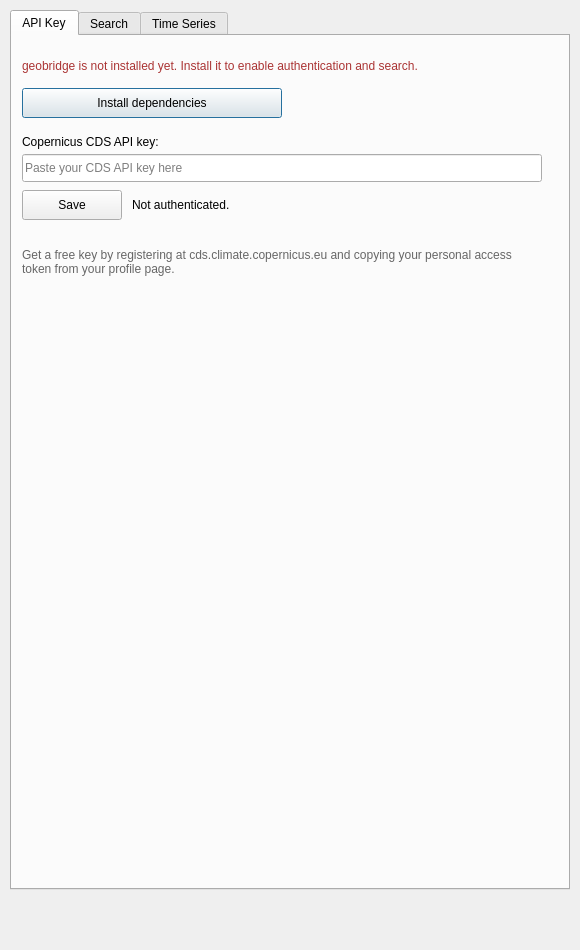
First picture: the form in geobridge_plugin_dialog_base.ui, repository ECMWFCode4Earth/geobridge-qgis, before the edit.
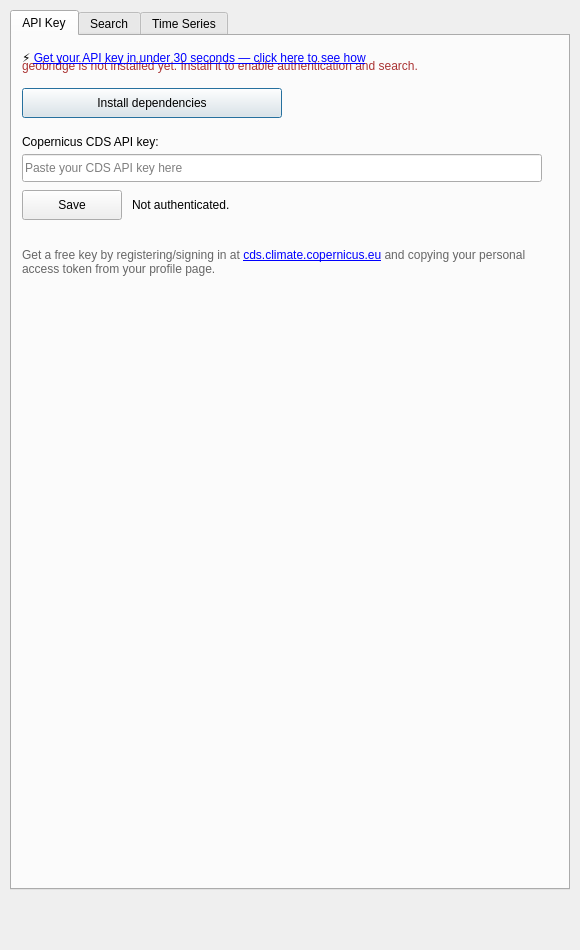
Second picture: the form after the edit.

Patch:
```diff
--- a/geobridge_plugin_dialog_base.ui
+++ b/geobridge_plugin_dialog_base.ui
@@ -78,12 +78,23 @@
       <rect><x>10</x><y>196</y><width>520</width><height>60</height></rect>
      </property>
      <property name="text">
-      <string>Get a free key by registering at cds.climate.copernicus.eu and copying your personal access token from your profile page.</string>
+      <string>Get a free key by registering/signing in at &lt;a href=&quot;https://cds.climate.copernicus.eu&quot;&gt;cds.climate.copernicus.eu&lt;/a&gt; and copying your personal access token from your profile page.</string>
      </property>
      <property name="wordWrap"><bool>true</bool></property>
      <property name="styleSheet"><string>color: #666;</string></property>
     </widget>
 
+    <widget class="QLabel" name="lbl_api_key_quickstart">
+     <property name="geometry">
+      <rect><x>10</x><y>10</y><width>520</width><height>24</height></rect>
+     </property>
+     <property name="text">
+      <string>⚡ &lt;a href=&quot;https://geobridge-qgis.readthedocs.io/en/latest/api_key_tab.html&quot;&gt;Get your API key in under 30 seconds — click here to see how&lt;/a&gt;</string>
+     </property>
+     <property name="openExternalLinks"><bool>true</bool></property>
+     <property name="textInteractionFlags"><set>Qt::TextBrowserInteraction</set></property>
+    </widget>
+
    </widget>
 
    <!-- ══════════════════════ Tab 2 — Search ══════════════════════ -->
```
Left out of the diff: 10 changed lines with no effect on the pictures.
